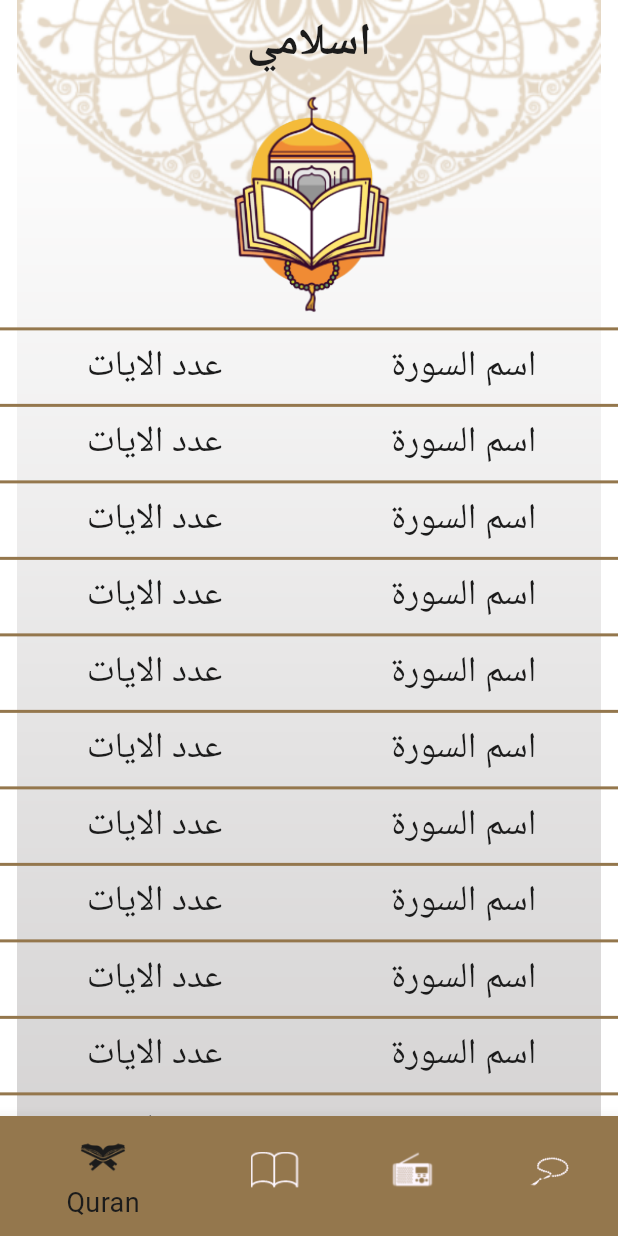
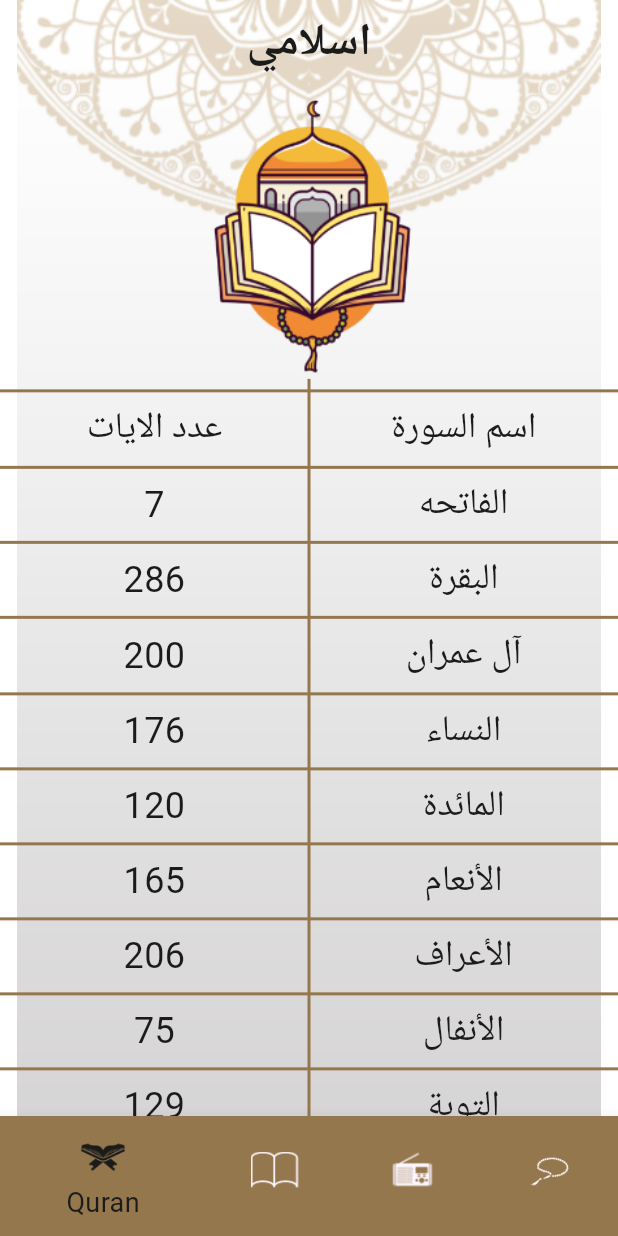
Before and after one commit to mohamedgalalelhamrawy/islami_app, a Flutter app: the screen it shows after launch, on a phone screen of 412 x 824 dp. Run offline on Flutter 3.47's test engine with Material 3 defaults, Android fonts, the phone set to English and light mode, and no system bars.

Commit message:
finish Quran Tab

```diff
--- a/lib/screens/home/home.dart
+++ b/lib/screens/home/home.dart
@@ -62,7 +62,10 @@ class _HomeScreenState extends State<HomeScreen> {
           ),
           centerTitle: true,
         ),
-        body: tabs[selectedIndex]
+        body: Padding(
+          padding: EdgeInsets.zero,
+          child: tabs[selectedIndex],
+        )
       ),
     );
   }
--- a/lib/screens/home/tabs/quran.dart
+++ b/lib/screens/home/tabs/quran.dart
@@ -3,6 +3,7 @@ import 'package:flutter/material.dart';
 import 'package:islami_app/utils/app_assets.dart';
 import 'package:islami_app/utils/app_colors.dart';
 import 'package:islami_app/utils/app_styles.dart';
+import 'package:islami_app/utils/constants.dart';
 
 class Quran extends StatelessWidget {
   const Quran({super.key});
@@ -11,7 +12,14 @@ class Quran extends StatelessWidget {
   Widget build(BuildContext context) {
     return  Column(
           children: [
-            Expanded(flex: 1, child: Image.asset(AppAssets.quranLogo)),
+            Expanded(flex:4, child: Image.asset(AppAssets.quranLogo)),
+            Expanded(
+              flex:10,
+              child: Stack(
+                alignment: Alignment.center,
+                children: [
+                  Column(
+                     children: [
                   dividorMethod(),
                   const Row(
                     children: [
@@ -33,25 +41,25 @@ class Quran extends StatelessWidget {
                   ),
                   dividorMethod(),
                   Expanded(
-                flex: 3,
+                    flex: 7,
                     child: ListView.separated(
                       separatorBuilder: (context, index) {
                         return dividorMethod();
                       },
-                  itemCount: 114,
+                      itemCount: Constants.suraNames.length,
                       itemBuilder: (context, index) {
-                    return const Row(
+                        return  Row(
                           children: [
                             Expanded(
                               child: Text(
-                            "عدد الايات",
+                                Constants.suraverses[index].toString(),
                                 style: AppStyles.titles,
                                 textAlign: TextAlign.center,
                               ),
                             ),
                             Expanded(
                               child: Text(
-                            "اسم السورة",
+                                Constants.suraNames[index],
                                 style: AppStyles.titles,
                                 textAlign: TextAlign.center,
                               ),
@@ -59,7 +67,14 @@ class Quran extends StatelessWidget {
                           ],
                         );
                       },
-                ))
+                    ),
+                  )
+                  ],),
+                 const  VerticalDivider(thickness: 2,color: AppColors.primary)
+                ],
+              ),
+            )
+
           ],
         );
   }
--- a/lib/utils/constants.dart
+++ b/lib/utils/constants.dart
@@ -0,0 +1,19 @@
+
+  abstract class Constants {
+
+    static const  List<String> suraNames = ["الفاتحه","البقرة","آل عمران","النساء","المائدة","الأنعام","الأعراف","الأنفال","التوبة","يونس","هود"
+            ,"يوسف","الرعد","إبراهيم","الحجر","النحل","الإسراء","الكهف","مريم","طه","الأنبياء","الحج","المؤمنون"
+            ,"النّور","الفرقان","الشعراء","النّمل","القصص","العنكبوت","الرّوم","لقمان","السجدة","الأحزاب","سبأ"
+            ,"فاطر","يس","الصافات","ص","الزمر","غافر","فصّلت","الشورى","الزخرف","الدّخان","الجاثية","الأحقاف"
+            ,"محمد","الفتح","الحجرات","ق","الذاريات","الطور","النجم","القمر","الرحمن","الواقعة","الحديد","المجادلة"
+            ,"الحشر","الممتحنة","الصف","الجمعة","المنافقون","التغابن","الطلاق","التحريم","الملك","القلم","الحاقة","المعارج"
+            ,"نوح","الجن","المزّمّل","المدّثر","القيامة","الإنسان","المرسلات","النبأ","النازعات","عبس","التكوير","الإنفطار"
+            ,"المطفّفين","الإنشقاق","البروج","الطارق","الأعلى","الغاشية","الفجر","البلد","الشمس","الليل","الضحى","الشرح"
+            ,"التين","العلق","القدر","البينة","الزلزلة","العاديات","القارعة","التكاثر","العصر",
+            "الهمزة","الفيل","قريش","الماعون","الكوثر","الكافرون","النصر","المسد","الإخلاص","الفلق","الناس"];
+
+   static const  List<int> suraverses = [7,286,200,176,120,165,206,75,129,109,123,111,43,52,99,128,111,110,98,135,112,78,118,64,77,227,93,88,
+    69,60,34,30,73,54,45,83,182,88,75,85,54,53,89,59,37,35,38,29,18,45,60,49,62,55,78,96,29,22,24,13,14,11,11,18,12,12,30,52,52,
+    44,28,28,20,56,40,31,50,40,46,42,29,19,36,25,22,17,19,26,30,20,15,21,11,8,5,19,5,8,8,11,11,8,3,9,5,4,6,3,6,3,5,4,5,6
+  ];
+  }
```
Lines whose indentation alone changed are shown as unchanged.
